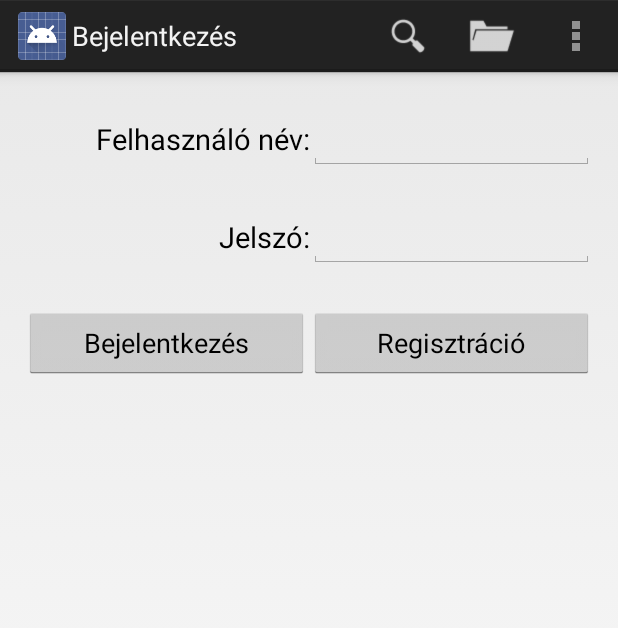
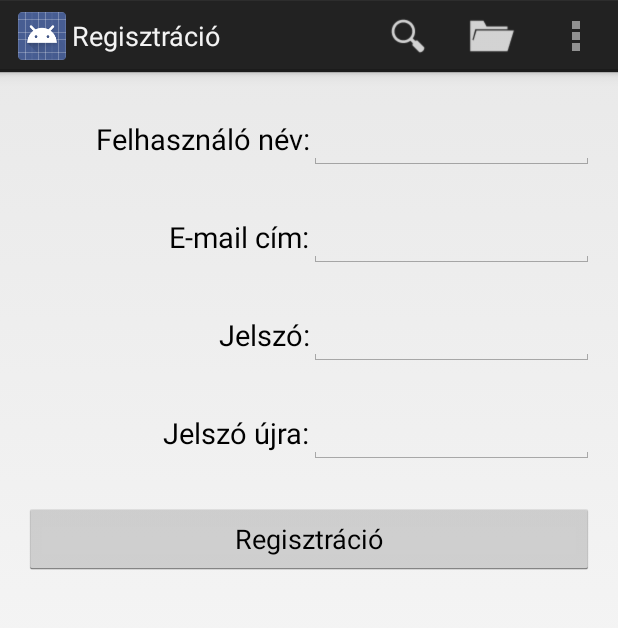
Before and after one commit to nvirth/BookTera, an Android app: the LoginActivity screen opened directly, with no data from a screen before it, after a tap on "Regisztráció", on a phone screen of 412 x 824 dp. Shown: the top 628 px of the screen. Run offline under Robolectric (Android 15) with nearby library versions, the phone set to English and light mode, and no system bars.

Commit message:
Implemented the Registration
Also done:
* Added logging to unhandled exceptions. Because I sometimes can't get even a StackTrace while observing an unhandled exception during debugging (in IntelliJ)
* Modified the RestServiceClientBase
** The 'handleResponseFail' callback will also be called if there was no response (so in the catch block), with a null argument.
** Fixed a prepared post data bug: there was +1 .toJson call
* AuthenticationActivityBase: We needed a common base to LoginActivity and RegisterActivity. This way, both of them can easily call 'doLogin' fn

```diff
--- a/Java/Android/Android/src/main/AndroidManifest.xml
+++ b/Java/Android/Android/src/main/AndroidManifest.xml
@@ -32,6 +32,9 @@
     <activity android:name=".activities.LoginActivity"
               android:label="@string/title_activity_login"
         />
+    <activity android:name=".activities.RegisterActivity"
+              android:label="@string/title_activity_register"
+        />
   </application>
 
 </manifest>
--- a/Java/Android/Android/src/main/java/com/booktera/android/BookteraApplication.java
+++ b/Java/Android/Android/src/main/java/com/booktera/android/BookteraApplication.java
@@ -4,6 +4,7 @@ import android.app.Application;
 import android.content.Context;
 import android.content.res.Resources;
 import android.os.Handler;
+import android.util.Log;
 import android.widget.Toast;
 import com.booktera.androidclientproxy.lib.proxy.base.RestServiceClientBase;
 
@@ -21,6 +22,10 @@ public class BookteraApplication extends Application
         _this = this;
 
         InitRestServiceClientBase();
+
+        // Because we sometimes can't get even a StackTrace while observing an unhandled exception during debugging
+        Thread.setDefaultUncaughtExceptionHandler((thread, ex) ->
+            Log.e(this.getClass().toString(), "Unhandled exception occurred", ex));
     }
 
     /**
--- a/Java/Android/Android/src/main/java/com/booktera/android/activities/LoginActivity.java
+++ b/Java/Android/Android/src/main/java/com/booktera/android/activities/LoginActivity.java
@@ -1,32 +1,20 @@
 package com.booktera.android.activities;
 
 import android.app.Activity;
+import android.content.Intent;
 import android.os.Bundle;
-import android.support.v4.app.Fragment;
-import android.support.v4.app.FragmentManager;
-import android.support.v4.app.FragmentPagerAdapter;
-import android.support.v4.view.ViewPager;
-import android.text.Editable;
-import android.view.View;
 import android.view.ViewGroup;
 import android.widget.Button;
 import android.widget.EditText;
-import android.widget.RelativeLayout;
-import android.widget.ScrollView;
 import com.booktera.android.R;
-import com.booktera.android.activities.base.ActionBarActivity;
-import com.booktera.android.common.BookteraFragmentPagerAdapterBase;
+import com.booktera.android.activities.base.AuthenticationActivityBase;
 import com.booktera.android.common.Config;
-import com.booktera.android.common.UserData;
-import com.booktera.android.common.utils.Utils;
-import com.booktera.android.fragments.LoremIpsumFragment;
-import com.booktera.android.fragments.bookBlock.MainHighlightedsFragment;
-import com.booktera.android.fragments.bookBlock.NewestsFragment;
-import com.booktera.androidclientproxy.lib.proxy.Services;
+import com.booktera.android.common.Constants;
 
-public class LoginActivity extends ActionBarActivity
+public class LoginActivity extends AuthenticationActivityBase
 {
     protected ViewHolder vh;
+    private static final int dummyRequestCode = 1;
 
     class ViewHolder
     {
@@ -54,41 +42,17 @@ public class LoginActivity extends ActionBarActivity
         vh = new ViewHolder(this);
 
         vh.loginBtn.setOnClickListener(v -> {
-            if (Utils.isNullOrEmpty(vh.userName.getText()) || Utils.isNullOrEmpty(vh.password.getText()))
-            {
-                alert(getString(R.string.Error_), getString(R.string.UserName_and_or_password_mustn_t_be_empty));
-                return;
-            }
-
-            Utils.disableOrEnableControls(vh.root,/*enable*/ false);
-
             String userName = vh.userName.getText().toString();
-            Services.Authentication.login(
-                userName,
-                vh.password.getText().toString(),
-                /*persistent*/ false,
-                (wasSuccessful, userId) -> runOnUiThread(() -> {
-                    if (wasSuccessful)
-                    {
-                        UserData.Instace.setAuthenticated(true);
-                        UserData.Instace.setUserName(userName);
-                        UserData.Instace.setUserId(userId);
-
-                        showToast(getString(R.string.Successful_login));
-
-                        finish();
-                    }
-                    else
-                    {
-                        alert(getString(R.string.Error_), getString(R.string.Wrong_userName_and_or_password));
-                        Utils.disableOrEnableControls(vh.root,/*enable*/ true);
-                    }
-                }));
+            String password = vh.password.getText().toString();
+            doLogin(userName, password, vh.root);
         });
         vh.registerBtn.setOnClickListener(v -> {
-            //todo implement the register button
-            showToast("The registerBtn menu item is not implemented yet. ");
-            return;
+            Intent intent = new Intent(this, RegisterActivity.class);
+            intent.putExtra(Constants.PARAM_USER_NAME, vh.userName.getText().toString());
+            intent.putExtra(Constants.PARAM_PASSWORD, vh.password.getText().toString());
+
+            // We will end up in 'onActivityResult' if the registration was successful
+            startActivityForResult(intent, dummyRequestCode);
         });
 
         if (Config.IsDebug)
@@ -98,4 +62,11 @@ public class LoginActivity extends ActionBarActivity
         }
     }
 
+    @Override
+    protected void onActivityResult(int requestCode, int resultCode, Intent data)
+    {
+        // We came back from successful Registration
+        if(resultCode == RESULT_OK)
+            finish();
+    }
 }
--- /dev/null
+++ b/Java/Android/Android/src/main/java/com/booktera/android/activities/RegisterActivity.java
@@ -0,0 +1,110 @@
+package com.booktera.android.activities;
+
+import android.app.Activity;
+import android.os.Bundle;
+import android.view.ViewGroup;
+import android.widget.Button;
+import android.widget.EditText;
+import com.booktera.android.R;
+import com.booktera.android.activities.base.ActionBarActivity;
+import com.booktera.android.activities.base.AuthenticationActivityBase;
+import com.booktera.android.common.Config;
+import com.booktera.android.common.Constants;
+import com.booktera.android.common.UserData;
+import com.booktera.android.common.utils.Utils;
+import com.booktera.androidclientproxy.lib.proxy.Services;
+
+import java.util.Date;
+import java.util.Random;
+
+public class RegisterActivity extends AuthenticationActivityBase
+{
+    protected ViewHolder vh;
+
+    class ViewHolder
+    {
+        public ViewGroup root;
+        public EditText userName;
+        public EditText email;
+        public EditText password;
+        public EditText confirmPassword;
+        public Button registerBtn;
+
+        public ViewHolder(Activity activity)
+        {
+            root = (ViewGroup) activity.findViewById(R.id.register_root);
+            userName = (EditText) activity.findViewById(R.id.register_userName_value);
+            email = (EditText) activity.findViewById(R.id.register_email_value);
+            password = (EditText) activity.findViewById(R.id.register_password_value);
+            confirmPassword = (EditText) activity.findViewById(R.id.register_confirmPassword_value);
+            registerBtn = (Button) activity.findViewById(R.id.register_registerBtn);
+        }
+    }
+
+    @Override
+    protected void onCreate(Bundle savedInstanceState)
+    {
+        super.onCreate(savedInstanceState);
+        setContentView(R.layout.activity_register);
+        vh = new ViewHolder(this);
+
+        Bundle bundle = getIntent().getExtras();
+        if (bundle != null)
+        {
+            vh.userName.setText(bundle.getString(Constants.PARAM_USER_NAME));
+            vh.password.setText(bundle.getString(Constants.PARAM_PASSWORD));
+        }
+
+        vh.registerBtn.setOnClickListener(v -> {
+            String userName = vh.userName.getText().toString();
+            String email = vh.email.getText().toString();
+            String password = vh.password.getText().toString();
+            String confirmPassword = vh.confirmPassword.getText().toString();
+
+            if (Utils.isNullOrEmpty(userName) || Utils.isNullOrEmpty(email)
+                || Utils.isNullOrEmpty(password) || Utils.isNullOrEmpty(confirmPassword))
+            {
+                alert(getString(R.string.Error_), getString(R.string.None_of_the_input_fields_may_be_empty));
+                return;
+            }
+            if (!password.equals(confirmPassword))
+            {
+                alert(getString(R.string.Error_), getString(R.string.The_password_and_the_confirm_password_aren_t_equal));
+                return;
+            }
+
+            Utils.disableOrEnableControls(vh.root,/*enable*/ false);
+
+            Services.Registration.register(userName, email, password, confirmPassword,
+                /*Success*/
+                () -> runOnUiThread(() ->
+                    alert(getString(R.string.Successful_registration),
+                        getString(R.string.The_system_will_now_automatically_log_you_in),
+                        /*afterOkClicked*/(dialog, which) -> {
+                            setResult(RESULT_OK);
+                            doLogin(userName, password, vh.root);
+                        })),
+                /*Failure*/
+                httpResponse -> runOnUiThread(() -> {
+                    if (httpResponse == null)
+                        alert(getString(R.string.Error_), getString(com.booktera.androidclientproxy.lib.R.string.default_connection_error_msg));
+                    else
+                        alert(getString(R.string.Error_), getString(R.string.Unsuccessful_registration_error_msg));
+                    Utils.disableOrEnableControls(vh.root,/*enable*/ true);
+                }));
+        });
+
+        if (Config.IsDebug)
+        {
+            String password = Utils.ifNullOrEmpty(vh.password.getText().toString(), "asdqwe123");
+            vh.password.setText(password);
+            vh.confirmPassword.setText(password);
+
+            String userName = Utils.ifNullOrEmpty(vh.userName.getText().toString(), "test");
+            userName += new Random(new Date().getTime()).nextInt(123456);
+            vh.userName.setText(userName);
+
+            vh.email.setText(userName + "@test.com");
+        }
+    }
+}
--- a/Java/Android/Android/src/main/java/com/booktera/android/activities/base/ActionBarActivity.java
+++ b/Java/Android/Android/src/main/java/com/booktera/android/activities/base/ActionBarActivity.java
@@ -6,6 +6,7 @@ import android.view.MenuItem;
 import com.booktera.android.R;
 import com.booktera.android.activities.CategoryActivity;
 import com.booktera.android.activities.LoginActivity;
+import com.booktera.android.activities.RegisterActivity;
 import com.booktera.android.activities.SearchActivity;
 import com.booktera.android.common.UserData;
 import com.booktera.android.common.utils.Utils;
@@ -136,6 +137,6 @@ public abstract class ActionBarActivity extends BaseActivity
     }
     private void onRegisterClicked()
     {
-        showToast("The Register menu item is not implemented yet. ");
+        startActivity(new Intent(this, RegisterActivity.class));
     }
 }
--- a/Java/Android/Android/src/main/java/com/booktera/android/activities/base/BaseActivity.java
+++ b/Java/Android/Android/src/main/java/com/booktera/android/activities/base/BaseActivity.java
@@ -1,5 +1,6 @@
 package com.booktera.android.activities.base;
 
+import android.content.DialogInterface;
 import android.os.Bundle;
 import android.support.v4.app.FragmentActivity;
 import android.support.v4.app.FragmentTransaction;
@@ -43,4 +44,8 @@ public abstract class BaseActivity extends FragmentActivity
     {
         Utils.alert(this, title, message);
     }
+    protected void alert(String title, String message, DialogInterface.OnClickListener onClick)
+    {
+        Utils.alert(this, title, message, onClick);
+    }
 }
--- /dev/null
+++ b/Java/Android/Android/src/main/java/com/booktera/android/activities/base/UnAuthorizedActivity.java
@@ -0,0 +1,8 @@
+package com.booktera.android.activities.base;
+
+//todo refactor existing code to use this class instead of ActionBarActivity
+//todo refactor ActionBarActivity and so to not be public (?)
+public abstract class UnAuthorizedActivity extends ActionBarActivity
+{
+
+}
--- a/Java/Android/Android/src/main/java/com/booktera/android/common/Constants.java
+++ b/Java/Android/Android/src/main/java/com/booktera/android/common/Constants.java
@@ -5,10 +5,12 @@ package com.booktera.android.common;
  */
 public class Constants
 {
+    public static final String PARAM_SEARCH_INPUT = "PARAM_SEARCH_INPUT";
     public static final String PARAM_PRODUCT_GROUP_FU = "PARAM_PRODUCT_GROUP_FRIENDLY_URL";
     public static final String PARAM_CATEGORY_FU = "PARAM_CATEGORY_FRIENDLY_URL";
     public static final String PARAM_USER_FU = "PARAM_USER_FRIENDLY_URL";
-    public static final String PARAM_SEARCH_INPUT = "PARAM_SEARCH_INPUT";
+    public static final String PARAM_USER_NAME = "PARAM_USER_NAME";
+    public static final String PARAM_PASSWORD = "PARAM_PASSWORD";
 
     public static final String DEFAULT_IMAGE_NAME_START = "default";
 }
--- a/Java/Android/Android/src/main/java/com/booktera/android/common/utils/Utils.java
+++ b/Java/Android/Android/src/main/java/com/booktera/android/common/utils/Utils.java
@@ -178,10 +178,14 @@ public class Utils
 
     public static void alert(Context context, String title, String message)
     {
+        alert(context, title, message, (dialog, which) -> {/*do nothing*/});
+    }
+    public static void alert(Context context, String title, String message, DialogInterface.OnClickListener onClick)
+    {
         new AlertDialog.Builder(context)
             .setTitle(title)
             .setMessage(message)
-            .setNeutralButton(android.R.string.ok, (dialog, which) -> {/*do nothing*/})
+            .setNeutralButton(android.R.string.ok, onClick)
             .setIcon(android.R.drawable.ic_dialog_alert)
             .show();
     }
--- /dev/null
+++ b/Java/Android/Android/src/main/res/layout/activity_register.xml
@@ -0,0 +1,111 @@
+<ScrollView
+    xmlns:android="http://schemas.android.com/apk/res/android"
+    android:id="@+id/register_root"
+    android:layout_width="match_parent"
+    android:layout_height="match_parent"
+    android:paddingLeft="@dimen/activity_horizontal_margin"
+    android:paddingRight="@dimen/activity_horizontal_margin"
+    android:paddingBottom="@dimen/activity_vertical_margin"
+    >
+  <TableLayout
+      android:layout_width="match_parent"
+      android:layout_height="wrap_content"
+      android:stretchColumns="1"
+      >
+    <!-- Row 0 -->
+    <TableRow android:layout_marginTop="26dp">
+      <!-- Column 0 -->
+      <TextView
+          android:layout_weight="1"
+          android:layout_width="0dip"
+          android:layout_height="wrap_content"
+          android:textSize="19sp"
+          android:textColor="@color/TextColor_Main"
+          android:text="@string/register_userName_label"
+          android:gravity="end"
+          />
+      <!-- Column 1 -->
+      <EditText
+          android:id="@+id/register_userName_value"
+          android:layout_weight="1"
+          android:layout_width="0dip"
+          android:layout_height="wrap_content"
+          android:inputType="text"
+          />
+    </TableRow>
+    <!-- Row 1 -->
+    <TableRow android:layout_marginTop="26dp">
+      <!-- Column 0 -->
+      <TextView
+          android:layout_weight="1"
+          android:layout_width="0dip"
+          android:layout_height="wrap_content"
+          android:textSize="19sp"
+          android:textColor="@color/TextColor_Main"
+          android:text="@string/register_email_label"
+          android:gravity="end"
+          />
+      <!-- Column 1 -->
+      <EditText
+          android:id="@+id/register_email_value"
+          android:layout_weight="1"
+          android:layout_width="0dip"
+          android:layout_height="wrap_content"
+          android:inputType="textEmailAddress"
+          />
+    </TableRow>
+    <!-- Row 2 -->
+    <TableRow android:layout_marginTop="26dp">
+      <!-- Column 0 -->
+      <TextView
+          android:layout_weight="1"
+          android:layout_width="0dip"
+          android:layout_height="wrap_content"
+          android:textSize="19sp"
+          android:textColor="@color/TextColor_Main"
+          android:text="@string/register_password_label"
+          android:gravity="end"
+          />
+      <!-- Column 1 -->
+      <EditText
+          android:id="@+id/register_password_value"
+          android:layout_weight="1"
+          android:layout_width="0dip"
+          android:layout_height="wrap_content"
+          android:inputType="textPassword"
+          />
+    </TableRow>
+    <!-- Row 3 -->
+    <TableRow android:layout_marginTop="26dp">
+      <!-- Column 0 -->
+      <TextView
+          android:layout_weight="1"
+          android:layout_width="0dip"
+          android:layout_height="wrap_content"
+          android:textSize="19sp"
+          android:textColor="@color/TextColor_Main"
+          android:text="@string/register_confirmPassword_label"
+          android:gravity="end"
+          />
+      <!-- Column 1 -->
+      <EditText
+          android:id="@+id/register_confirmPassword_value"
+          android:layout_weight="1"
+          android:layout_width="0dip"
+          android:layout_height="wrap_content"
+          android:inputType="textPassword"
+          />
+    </TableRow>
+    <!-- Row 4 -->
+    <TableRow android:layout_marginTop="26dp">
+      <!-- Column 0 -->
+      <Button
+          android:id="@+id/register_registerBtn"
+          android:layout_weight="1"
+          android:layout_width="0dip"
+          android:layout_height="wrap_content"
+          android:text="@string/register_registerBtn"
+          />
+    </TableRow>
+  </TableLayout>
+</ScrollView>
--- a/Java/Android/Android/src/main/res/values/strings.xml
+++ b/Java/Android/Android/src/main/res/values/strings.xml
@@ -49,14 +49,28 @@
   <string name="productGroupDetails_statistics_numOfFinishedTransactions">Befejezett vásárlások száma a csoportban:
   </string>
   <string name="login_userName_label">Felhasználó név:</string>
+  <string name="register_userName_label">Felhasználó név:</string>
   <string name="login_password_label">Jelszó:</string>
+  <string name="register_password_label">Jelszó:</string>
   <string name="login_loginBtn">Bejelentkezés</string>
   <string name="login_registerBtn">Regisztráció</string>
+  <string name="register_registerBtn">Regisztráció</string>
   <string name="title_activity_login">Bejelentkezés</string>
   <string name="Error_">Hiba!</string>
   <string name="UserName_and_or_password_mustn_t_be_empty">Felhasználó név és/vagy jelszó nem lehet üres.</string>
   <string name="Successful_login">Sikeres bejelentkezés</string>
   <string name="Wrong_userName_and_or_password">Hibás felhasználó név és/vagy jelszó</string>
   <string name="Successfully_logged_out_">Sikeresen kijelentkeztél.</string>
+  <string name="register_email_label">E-mail cím:</string>
+  <string name="register_confirmPassword_label">Jelszó újra:</string>
+  <string name="title_activity_register">Regisztráció</string>
+  <string name="None_of_the_input_fields_may_be_empty">Egyik beviteli mező sem lehet üres.</string>
+  <string name="The_password_and_the_confirm_password_aren_t_equal">A jelszó és az ellenőrző jelszó nem egyeznek meg.
+  </string>
+  <string name="Unsuccessful_registration_error_msg">A regisztráció nem sikerült. Ellenőrizd, hogy érvényes e-mail címet
+    adtál-e meg, esetleg próbálkozz más felhasználó névvel.
+  </string>
+  <string name="Successful_registration">Sikeres regisztráció!</string>
+  <string name="The_system_will_now_automatically_log_you_in">A rendszer most automatikusan be fog léptetni.</string>
 
 </resources>
--- a/Java/Android/AndroidClientProxy/src/main/java/com/booktera/androidclientproxy/lib/proxy/Request.java
+++ b/Java/Android/AndroidClientProxy/src/main/java/com/booktera/androidclientproxy/lib/proxy/Request.java
@@ -26,6 +26,10 @@ public class Request<T>
     public String requestUrl;
     public HttpPostVerb httpPostVerb = HttpPostVerb.NON_POST__GET;
     public Action_1<T> todoWithResponse;
+
+    /**
+     * Action_1[HttpResponse: Response]. Null if there was some network error.
+     */
     public Action_1<HttpResponse> todoIfResponseFailed;
     public Action todoAfterResponseReceived;
 
```
Also changed, not shown: Java/Android/Android/src/main/java/com/booktera/android/activities/base/AuthenticationActivityBase.java (added, +40 -0 lines), Java/Android/AndroidClientProxy/src/main/java/com/booktera/androidclientproxy/lib/proxy/base/RestServiceClientBase.java (+5 -3 lines).
